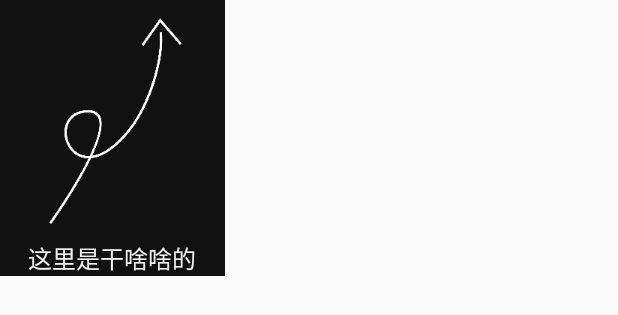
After one commit to wtus/LeadLearningView, an Android app: the layout v_arrow.xml on its own in the app's theme, with its tools: preview values and no code run, on a phone screen of 412 x 824 dp. The commit adds this screen. Shown: the top 315 px of the screen. Run offline under Robolectric (Android 15) with nearby library versions, the phone set to English and light mode, and no system bars.

Commit message:
最后还是没有画出来，但是应该是接近了

```diff
--- a/app/src/main/java/com/example/wuht/guidelearningview/LeadLearning/LeadControl.java
+++ b/app/src/main/java/com/example/wuht/guidelearningview/LeadLearning/LeadControl.java
@@ -3,6 +3,7 @@ package com.example.wuht.guidelearningview.LeadLearning;
 import android.app.Activity;
 import android.content.Context;
 import android.graphics.Rect;
+import android.view.View;
 import android.view.ViewGroup;
 
 /**
@@ -37,6 +38,8 @@ public class LeadControl {
         mLeadView.setTargetType(mConfiguration.targetType);
         mLeadView.setTargetRect(computeRect(mConfiguration.targetRect));
         mLeadView.setCorner(mConfiguration.mCorner);
+        mLeadView.setDirection(mConfiguration.direction);
+        mLeadView.addView(View.inflate(context, mConfiguration.directionViewId, null));
     }
 
     private Rect computeRect(Rect rect) {//设置了 padding  其他局部设置无效，一般就有个padding 就行了，特殊需求就别嫌麻烦
--- a/app/src/main/java/com/example/wuht/guidelearningview/MainActivity.java
+++ b/app/src/main/java/com/example/wuht/guidelearningview/MainActivity.java
@@ -43,6 +43,7 @@ public class MainActivity extends AppCompatActivity implements View.OnClickListe
                 LearningBuilder builder=new LearningBuilder();
                 builder.setTargetView(v)
                         .setTargetType(LearningBuilder.SHAPE_ROUND_RECT)
+                        .addDirection(R.layout.v_arrow)
                         .setPadding(10);
                 builder.create().show(this);
                 break;
--- /dev/null
+++ b/app/src/main/res/layout/v_arrow.xml
@@ -0,0 +1,24 @@
+<?xml version="1.0" encoding="utf-8"?>
+<LinearLayout xmlns:android="http://schemas.android.com/apk/res/android"
+    xmlns:tools="http://schemas.android.com/tools"
+    android:layout_width="wrap_content"
+    android:layout_height="wrap_content"
+    android:orientation="vertical"
+    tools:background="#111">
+
+    <ImageView
+        android:id="@+id/btn_test"
+        android:layout_width="wrap_content"
+        android:layout_height="wrap_content"
+        android:src="@mipmap/ic_arrow_up"
+        android:text="Hello World!" />
+
+    <TextView
+        android:layout_width="match_parent"
+        android:layout_marginTop="10dp"
+        android:layout_height="wrap_content"
+        android:gravity="center"
+        android:textSize="16sp"
+        android:text="这里是干啥啥的"
+        android:textColor="#f1f1f1" />
+</LinearLayout>
```
Also changed, not shown: app/src/main/java/com/example/wuht/guidelearningview/LeadLearning/LeadView.java (+59 -3 lines), app/src/main/java/com/example/wuht/guidelearningview/LeadLearning/LearningBuilder.java (+25 -1 lines).
